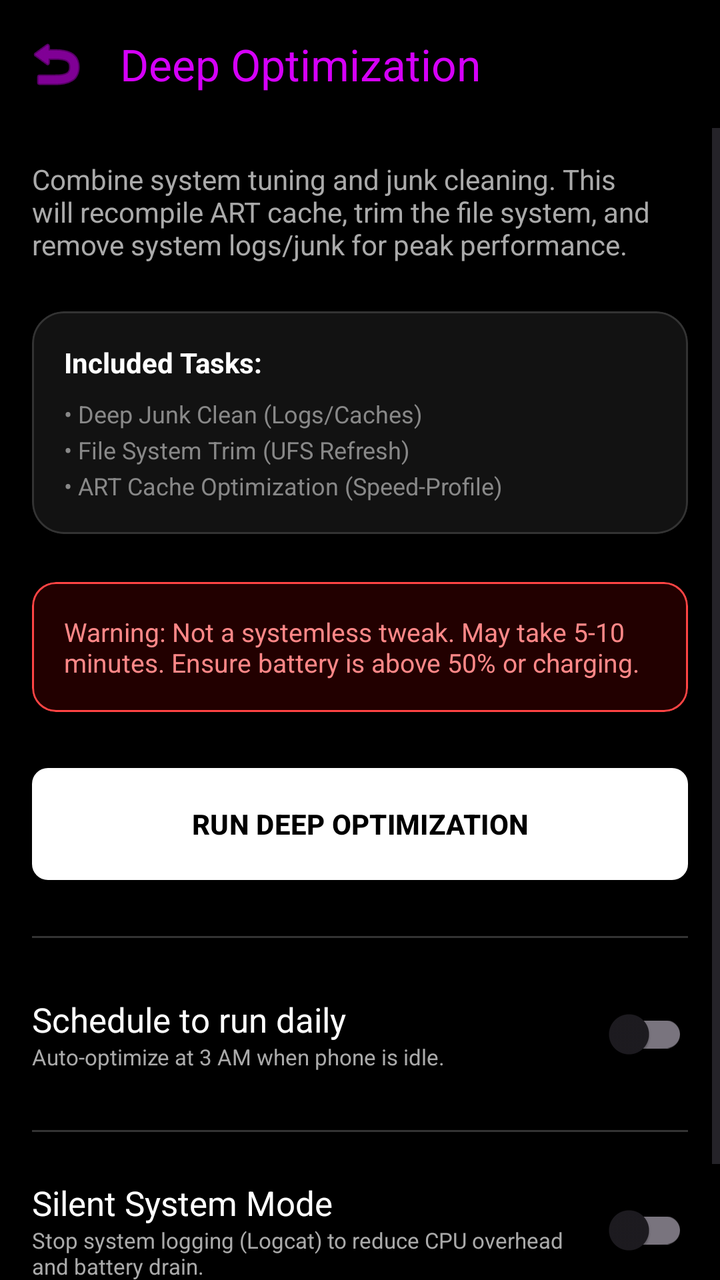
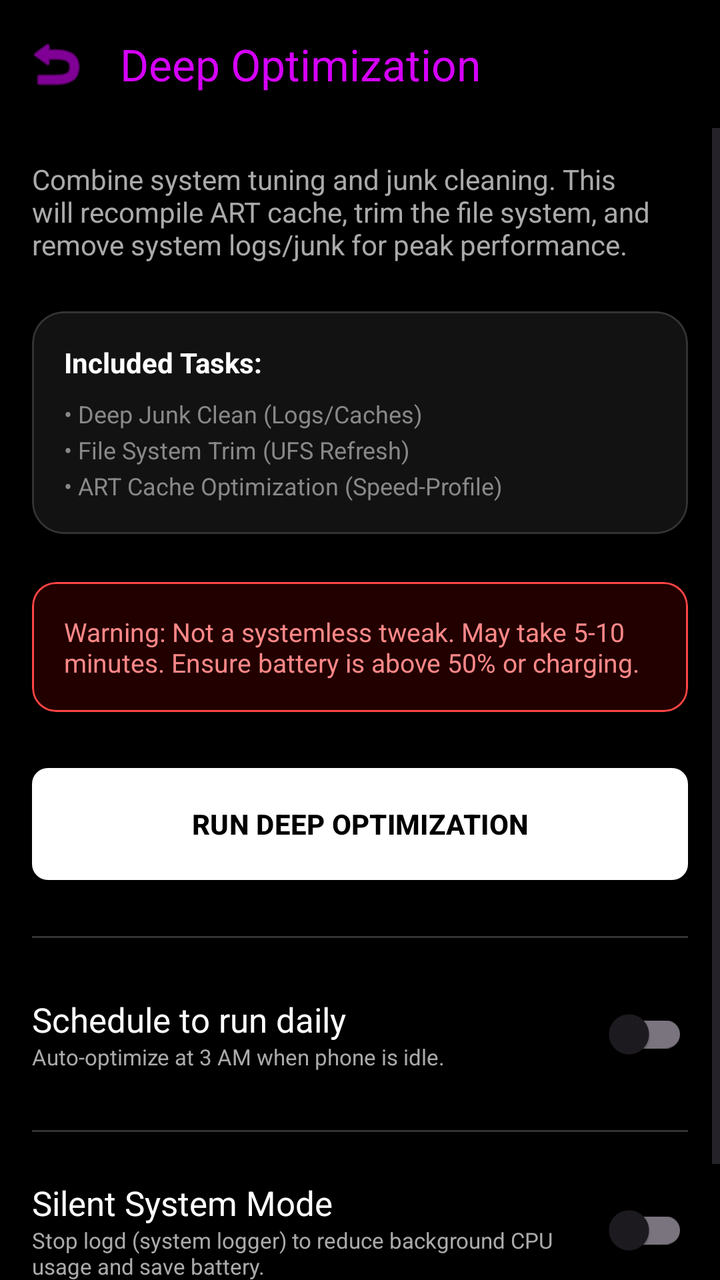

Before-and-after screenshots of an Android layout around one commit, followed by the original layout XML and the change that was made.
<!-- AndroidManifest.xml: activity theme Theme.PhoneControl -->
<!-- res/layout/activity_optimization.xml -->
<?xml version="1.0" encoding="utf-8"?>
<LinearLayout xmlns:android="http://schemas.android.com/apk/res/android"
    xmlns:app="http://schemas.android.com/apk/res-auto"
    android:layout_width="match_parent"
    android:layout_height="match_parent"
    android:orientation="vertical"
    android:background="@android:color/black"
    android:fitsSystemWindows="true">

    <com.google.android.material.appbar.MaterialToolbar
        android:id="@+id/toolbarOpt"
        android:layout_width="match_parent"
        android:layout_height="?attr/actionBarSize"
        app:title="Deep Optimization"
        app:titleTextColor="@color/color_opt"
        app:navigationIcon="@android:drawable/ic_menu_revert"
        app:navigationIconTint="@color/color_opt" />

    <ScrollView
        android:layout_width="match_parent"
        android:layout_height="match_parent">

        <LinearLayout
            android:layout_width="match_parent"
            android:layout_height="wrap_content"
            android:orientation="vertical"
            android:padding="16dp">

            <TextView
                android:layout_width="match_parent"
                android:layout_height="wrap_content"
                android:text="Combine system tuning and junk cleaning. This will recompile ART cache, trim the file system, and remove system logs/junk for peak performance."
                android:textColor="#AAAAAA"
                android:textSize="14sp"
                android:layout_marginBottom="24dp" />

            
            <com.google.android.material.card.MaterialCardView
                android:layout_width="match_parent"
                android:layout_height="wrap_content"
                android:layout_marginBottom="24dp"
                app:cardCornerRadius="16dp"
                app:cardElevation="0dp"
                app:cardBackgroundColor="#121212"
                app:strokeWidth="1dp"
                app:strokeColor="#333333">
                <LinearLayout
                    android:layout_width="match_parent"
                    android:layout_height="wrap_content"
                    android:orientation="vertical"
                    android:padding="16dp">
                    <TextView android:layout_width="wrap_content" android:layout_height="wrap_content" android:text="Included Tasks:" android:textColor="#FFFFFF" android:textStyle="bold" android:layout_marginBottom="8dp" />
                    <TextView android:layout_width="wrap_content" android:layout_height="wrap_content" android:text="• Deep Junk Clean (Logs/Caches)\n• File System Trim (UFS Refresh)\n• ART Cache Optimization (Speed-Profile)" android:textColor="#888888" android:textSize="12sp" android:lineSpacingExtra="4dp" />
                </LinearLayout>
            </com.google.android.material.card.MaterialCardView>

            
            <com.google.android.material.card.MaterialCardView
                android:layout_width="match_parent"
                android:layout_height="wrap_content"
                android:layout_marginBottom="24dp"
                app:cardCornerRadius="12dp"
                app:cardElevation="0dp"
                app:cardBackgroundColor="#220000"
                app:strokeWidth="1dp"
                app:strokeColor="#FF4444">
                <TextView
                    android:layout_width="match_parent"
                    android:layout_height="wrap_content"
                    android:padding="16dp"
                    android:text="Warning: Not a systemless tweak. May take 5-10 minutes. Ensure battery is above 50% or charging."
                    android:textColor="#FF8888"
                    android:textSize="13sp" />
            </com.google.android.material.card.MaterialCardView>

            <com.google.android.material.button.MaterialButton
                android:id="@+id/btnRunNow"
                android:layout_width="match_parent"
                android:layout_height="64dp"
                android:text="RUN DEEP OPTIMIZATION"
                android:textColor="@android:color/black"
                android:textStyle="bold"
                app:backgroundTint="@android:color/white"
                app:cornerRadius="8dp" />

            <TextView
                android:id="@+id/tvLiveLog"
                android:layout_width="match_parent"
                android:layout_height="wrap_content"
                android:layout_marginTop="16dp"
                android:textColor="@color/color_root"
                android:textSize="12sp"
                android:fontFamily="monospace"
                android:visibility="gone" />

            <View
                android:layout_width="match_parent"
                android:layout_height="1dp"
                android:background="#333333"
                android:layout_marginVertical="24dp" />

            <LinearLayout
                android:layout_width="match_parent"
                android:layout_height="wrap_content"
                android:orientation="horizontal"
                android:gravity="center_vertical">
                <LinearLayout
                    android:layout_width="0dp"
                    android:layout_height="wrap_content"
                    android:layout_weight="1"
                    android:orientation="vertical">
                    <TextView
                        android:layout_width="wrap_content"
                        android:layout_height="wrap_content"
                        android:text="Schedule to run daily"
                        android:textColor="#FFFFFF"
                        android:textSize="17sp" />
                    <TextView
                        android:layout_width="wrap_content"
                        android:layout_height="wrap_content"
                        android:text="Auto-optimize at 3 AM when phone is idle."
                        android:textColor="#AAAAAA"
                        android:textSize="11sp" />
                </LinearLayout>
                <com.google.android.material.switchmaterial.SwitchMaterial
                    android:id="@+id/switchDaily"
                    android:layout_width="wrap_content"
                    android:layout_height="wrap_content" />
            </LinearLayout>

            <View
                android:layout_width="match_parent"
                android:layout_height="1dp"
                android:background="#333333"
                android:layout_marginVertical="24dp" />

            <LinearLayout
                android:layout_width="match_parent"
                android:layout_height="wrap_content"
                android:orientation="horizontal"
                android:gravity="center_vertical">
                <LinearLayout
                    android:layout_width="0dp"
                    android:layout_height="wrap_content"
                    android:layout_weight="1"
                    android:orientation="vertical">
                    <TextView
                        android:layout_width="wrap_content"
                        android:layout_height="wrap_content"
                        android:text="Silent System Mode"
                        android:textColor="#FFFFFF"
                        android:textSize="17sp" />
                    <TextView
                        android:layout_width="wrap_content"
                        android:layout_height="wrap_content"
                        android:text="Stop system logging (Logcat) to reduce CPU overhead and battery drain."
                        android:textColor="#AAAAAA"
                        android:textSize="11sp" />
                </LinearLayout>
                <com.google.android.material.switchmaterial.SwitchMaterial
                    android:id="@+id/switchSilent"
                    android:layout_width="wrap_content"
                    android:layout_height="wrap_content" />
            </LinearLayout>

            <TextView
                android:id="@+id/tvOptStatus"
                android:layout_width="match_parent"
                android:layout_height="wrap_content"
                android:layout_marginTop="32dp"
                android:text="Last run: Never"
                android:textColor="#666666"
                android:gravity="center"
                android:textSize="12sp" />

        </LinearLayout>
    </ScrollView>
</LinearLayout>
<!-- resources referenced by this layout -->
<resources>
  <color name="color_opt">#D500F9</color>
  <color name="color_root">#76FF03</color>
  <style name="Theme.PhoneControl" parent="Theme.Material3.DayNight.NoActionBar">
          
          <item name="colorPrimary">@color/purple_500</item>
          <item name="colorPrimaryVariant">@color/purple_700</item>
          <item name="colorOnPrimary">@color/white</item>
          
          <item name="colorSecondary">@color/teal_200</item>
          <item name="colorSecondaryVariant">@color/teal_700</item>
          <item name="colorOnSecondary">@color/black</item>
          
          <item name="android:statusBarColor">@android:color/black</item>
          <item name="android:windowLightStatusBar" tools:targetApi="m">false</item>
          
          
          
      </style>
  <color name="purple_500">#FF6200EE</color>
  <color name="purple_700">#FF3700B3</color>
  <color name="white">#FFFFFFFF</color>
  <color name="teal_200">#FF03DAC5</color>
  <color name="teal_700">#FF018786</color>
  <color name="black">#FF000000</color>
</resources>

<!-- the commit's change to res/layout/activity_optimization.xml (unified diff, before → after) -->
@@ -153,7 +153,7 @@
                     <TextView
                         android:layout_width="wrap_content"
                         android:layout_height="wrap_content"
-                        android:text="Stop system logging (Logcat) to reduce CPU overhead and battery drain."
+                        android:text="Stop logd (system logger) to reduce background CPU usage and save battery."
                         android:textColor="#AAAAAA"
                         android:textSize="11sp" />
                 </LinearLayout>
